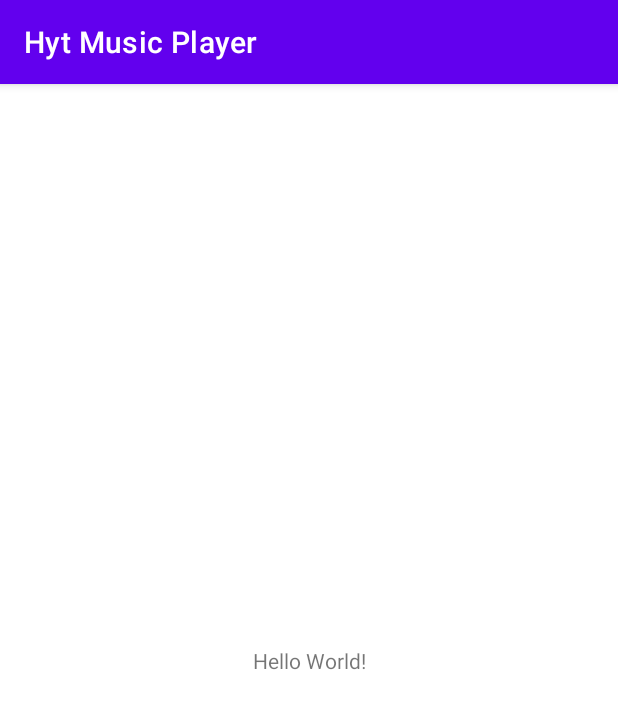
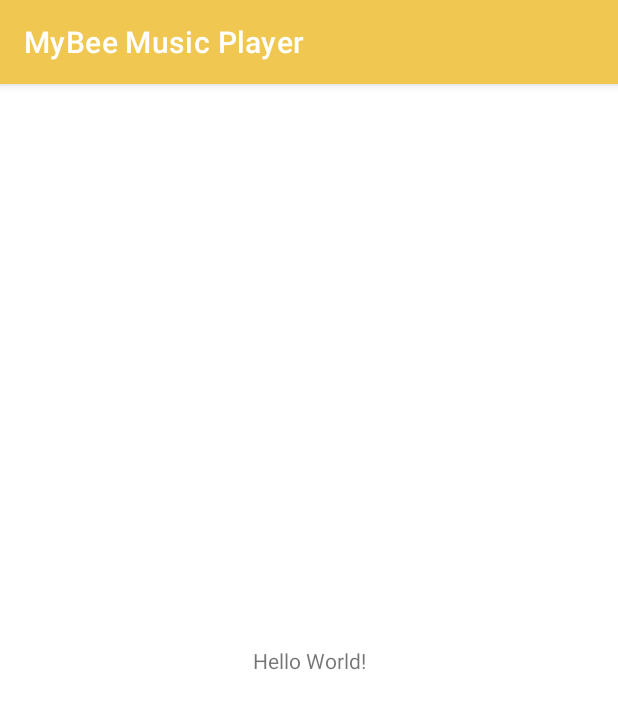
Before and after one commit to Maawan/Hyt_Music_Player, an Android app: the screen it shows after launch (MainActivity), on a phone screen of 412 x 824 dp. Shown: the top 709 px of the screen. Run offline under Robolectric (Android 15) with nearby library versions, the phone set to English and light mode, and no system bars.

Commit message:
Read Permissions Added MediaStore URI Added Splash Activity Created App Renamed to MyBee Music Player Cursor Implemented for Reading Music Files from Device

```diff
--- /dev/null
+++ b/app/src/main/java/com/hayatsoftwares/mybee/music/player/MainActivity.java
@@ -0,0 +1,66 @@
+package com.hayatsoftwares.mybee.music.player;
+
+import androidx.appcompat.app.AppCompatActivity;
+import androidx.core.content.ContextCompat;
+
+import android.Manifest;
+import android.content.Intent;
+import android.content.pm.PackageManager;
+import android.database.Cursor;
+import android.net.Uri;
+import android.os.Bundle;
+import android.provider.MediaStore;
+import android.util.Log;
+import android.widget.Toast;
+
+import com.hayatsoftwares.mybee.music.player.Models.Song;
+
+import java.util.ArrayList;
+
+public class MainActivity extends AppCompatActivity {
+    ArrayList<Song> currentSongs ;
+
+    @Override
+    protected void onCreate(Bundle savedInstanceState) {
+        super.onCreate(savedInstanceState);
+        setContentView(R.layout.activity_main);
+        currentSongs = new ArrayList<>();
+        if(!checkPermissions()){
+            Toast.makeText(this, "Storage Permissions are not Available", Toast.LENGTH_SHORT).show();
+            startActivity(new Intent(MainActivity.this , SplashActivity.class));
+        }
+        Uri uri = MediaStore.Audio.Media.EXTERNAL_CONTENT_URI;
+        String[] projection = new String[]{
+                MediaStore.Audio.Media._ID,
+                MediaStore.Audio.Media.TITLE,
+                MediaStore.Audio.Media.DISPLAY_NAME,
+                MediaStore.Audio.Media.ARTIST,
+                MediaStore.Audio.Media.ALBUM,
+                MediaStore.Audio.Media.DURATION,
+                MediaStore.Audio.Media.DATA,
+                MediaStore.Audio.Media.ALBUM_ID
+        };
+        String selection = MediaStore.Audio.Media.IS_MUSIC + "!=0";
+        Cursor cursor = getContentResolver().query(uri , projection , selection , null , null );
+        currentSongs.clear();
+        while(cursor.moveToNext()){
+            Toast.makeText(this, cursor.getString(cursor.getColumnIndex(MediaStore.Audio.Media.DISPLAY_NAME)) + " ", Toast.LENGTH_SHORT).show();
+            Log.e("Song -> " , cursor.getString(cursor.getColumnIndex(MediaStore.Audio.Media.DATA)));
+            currentSongs.add(new Song(cursor.getString(cursor.getColumnIndex(MediaStore.Audio.Media._ID)),
+                    cursor.getString(cursor.getColumnIndex(MediaStore.Audio.Media.TITLE)),
+                    cursor.getString(cursor.getColumnIndex(MediaStore.Audio.Media.DISPLAY_NAME)),
+                    cursor.getString(cursor.getColumnIndex(MediaStore.Audio.Media.ARTIST)),
+                    cursor.getString(cursor.getColumnIndex(MediaStore.Audio.Media.ALBUM)),
+                    cursor.getString(cursor.getColumnIndex(MediaStore.Audio.Media.DURATION)),
+                    cursor.getString(cursor.getColumnIndex(MediaStore.Audio.Media.DATA)),
+                    cursor.getString(cursor.getColumnIndex(MediaStore.Audio.Media.ALBUM_ID))));
+        }
+        cursor.close();
+
+
+    }
+    private boolean checkPermissions(){
+        return ContextCompat.checkSelfPermission(this, Manifest.permission.READ_EXTERNAL_STORAGE) == PackageManager.PERMISSION_GRANTED;
+    }
+
+}
--- /dev/null
+++ b/app/src/main/java/com/hayatsoftwares/mybee/music/player/SplashActivity.java
@@ -0,0 +1,59 @@
+package com.hayatsoftwares.mybee.music.player;
+
+import androidx.annotation.NonNull;
+import androidx.appcompat.app.AppCompatActivity;
+import androidx.core.content.ContextCompat;
+
+import android.Manifest;
+import android.annotation.SuppressLint;
+import android.content.Intent;
+import android.content.pm.PackageManager;
+import android.os.Build;
+import android.os.Bundle;
+import android.widget.TextView;
+import android.widget.Toast;
+
+import com.hayatsoftwares.mybee.music.player.Util.Constants;
+
+import java.util.Objects;
+
+public class SplashActivity extends AppCompatActivity {
+    private TextView permission;
+
+
+    @SuppressLint("SetTextI18n")
+    @Override
+    public void onRequestPermissionsResult(int requestCode, @NonNull String[] permissions, @NonNull int[] grantResults) {
+        if(requestCode == Constants.PERMISSION_CODE && grantResults.length > 0 && grantResults[0] == PackageManager.PERMISSION_GRANTED){
+            permission.setText("Permission for Reading Data is Available");
+            Toast.makeText(this, "Now you are set to Go Ahead !!!", Toast.LENGTH_SHORT).show();
+            startActivity(new Intent(SplashActivity.this , MainActivity.class));
+        }
+        super.onRequestPermissionsResult(requestCode, permissions, grantResults);
+    }
+
+    @SuppressLint("SetTextI18n")
+    @Override
+    protected void onCreate(Bundle savedInstanceState) {
+        super.onCreate(savedInstanceState);
+        setContentView(R.layout.activity_splash);
+        Objects.requireNonNull(getSupportActionBar()).hide();
+        permission = findViewById(R.id.permission);
+        if(ContextCompat.checkSelfPermission(this , Manifest.permission.READ_EXTERNAL_STORAGE) == PackageManager.PERMISSION_GRANTED){
+            permission.setText("Permission for Reading Data is Available");
+            startActivity(new Intent(SplashActivity.this , MainActivity.class));
+        }else{
+            Toast.makeText(this, "Permission Not Available !!!", Toast.LENGTH_SHORT).show();
+            getPermission();
+        }
+
+
+    }
+    private void getPermission(){
+        if(Build.VERSION.SDK_INT > Build.VERSION_CODES.M) {
+            requestPermissions(new String[]{Manifest.permission.READ_EXTERNAL_STORAGE}, Constants.PERMISSION_CODE);
+        }else{
+            Toast.makeText(this, "Permission is Already Granted by Android OS", Toast.LENGTH_SHORT).show();
+        }
+    }
+}
--- /dev/null
+++ b/app/src/main/java/com/hayatsoftwares/mybee/music/player/Util/Constants.java
@@ -0,0 +1,5 @@
+package com.hayatsoftwares.mybee.music.player.Util;
+
+public class Constants {
+    public static final int PERMISSION_CODE = 2120;
+}
--- /dev/null
+++ b/app/src/main/res/drawable/ic_baseline_music_note_24.xml
@@ -0,0 +1,5 @@
+<vector android:height="120dp" android:tint="#EFC751"
+    android:viewportHeight="24" android:viewportWidth="24"
+    android:width="120dp" xmlns:android="http://schemas.android.com/apk/res/android">
+    <path android:fillColor="@android:color/white" android:pathData="M12,3v10.55c-0.59,-0.34 -1.27,-0.55 -2,-0.55 -2.21,0 -4,1.79 -4,4s1.79,4 4,4 4,-1.79 4,-4V7h4V3h-6z"/>
+</vector>
--- a/app/src/main/res/values-night/themes.xml
+++ b/app/src/main/res/values-night/themes.xml
@@ -2,9 +2,9 @@
     <!-- Base application theme. -->
     <style name="Theme.HytMusicPlayer" parent="Theme.MaterialComponents.DayNight.DarkActionBar">
         <!-- Primary brand color. -->
-        <item name="colorPrimary">@color/purple_200</item>
-        <item name="colorPrimaryVariant">@color/purple_700</item>
-        <item name="colorOnPrimary">@color/black</item>
+        <item name="colorPrimary">#EFC751</item>
+        <item name="colorPrimaryVariant">#C39E30</item>
+        <item name="colorOnPrimary">#D7C17B</item>
         <!-- Secondary brand color. -->
         <item name="colorSecondary">@color/teal_200</item>
         <item name="colorSecondaryVariant">@color/teal_200</item>
--- a/app/src/main/res/values/strings.xml
+++ b/app/src/main/res/values/strings.xml
@@ -1,3 +1,3 @@
 <resources>
-    <string name="app_name">Hyt Music Player</string>
+    <string name="app_name">MyBee Music Player</string>
 </resources>
--- a/app/src/main/res/values/themes.xml
+++ b/app/src/main/res/values/themes.xml
@@ -2,9 +2,9 @@
     <!-- Base application theme. -->
     <style name="Theme.HytMusicPlayer" parent="Theme.MaterialComponents.DayNight.DarkActionBar">
         <!-- Primary brand color. -->
-        <item name="colorPrimary">@color/purple_500</item>
-        <item name="colorPrimaryVariant">@color/purple_700</item>
-        <item name="colorOnPrimary">@color/white</item>
+        <item name="colorPrimary">#EFC751</item>
+        <item name="colorPrimaryVariant">#C39E30</item>
+        <item name="colorOnPrimary">#D7C17B</item>
         <!-- Secondary brand color. -->
         <item name="colorSecondary">@color/teal_200</item>
         <item name="colorSecondaryVariant">@color/teal_700</item>
```
Also changed, not shown: app/src/main/AndroidManifest.xml (+10 -3 lines), app/src/main/java/com/hayatsoftwares/hyt/music/player/MainActivity.java (deleted, +0 -14 lines), app/src/main/java/com/hayatsoftwares/mybee/music/player/Models/Song.java (added, +55 -0 lines), app/src/main/res/layout/activity_splash.xml (added, +31 -0 lines), 4 other files.
